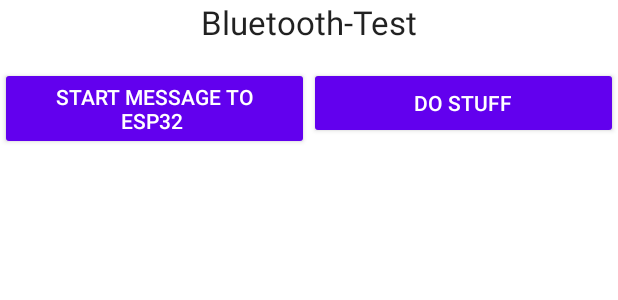
After one commit to cyrillkuettel/ecstatic-pilot, an Android app: the layout activity_simple_uiactivity.xml on its own in the app's theme, with its tools: preview values and no code run, on a phone screen of 412 x 824 dp. The commit adds this screen. Shown: the top 300 px of the screen. Run offline under Robolectric (Android 15) with nearby library versions, the phone set to English and light mode, and no system bars.

Commit message:
adding third activty, need more space

```diff
--- a/app/build.gradle
+++ b/app/build.gradle
@@ -25,6 +25,9 @@
         sourceCompatibility JavaVersion.VERSION_1_8
         targetCompatibility JavaVersion.VERSION_1_8
     }
+    buildFeatures {
+        viewBinding true
+    }
 }
 
 dependencies {
@@ -32,6 +35,8 @@
     implementation 'androidx.appcompat:appcompat:1.2.0'
     implementation 'com.google.android.material:material:1.3.0'
     implementation 'androidx.constraintlayout:constraintlayout:2.0.4'
+    implementation 'androidx.navigation:navigation-fragment:2.3.5'
+    implementation 'androidx.navigation:navigation-ui:2.3.5'
     testImplementation 'junit:junit:4.+'
     androidTestImplementation 'androidx.test.ext:junit:1.1.2'
     androidTestImplementation 'androidx.test.espresso:espresso-core:3.3.0'
--- a/app/src/main/java/li/garteroboter/pren/BluetoothActivity.java
+++ b/app/src/main/java/li/garteroboter/pren/BluetoothActivity.java
@@ -44,7 +44,6 @@
     private static final String UUID = "0fb7bb6b-3227-4776-bf9a-3356b52b0316";
     private BluetoothAdapter bluetoothAdapter;
     private BluetoothDevice selectedDevice = null;
-
     private final Map<String, BluetoothDevice> devices = new HashMap<>();
 
 
--- a/app/src/main/java/li/garteroboter/pren/MainActivity.java
+++ b/app/src/main/java/li/garteroboter/pren/MainActivity.java
@@ -145,6 +145,9 @@
             case R.id.bluetooth2:
                 intent = new Intent(this, BlueActivity.class);
                 break;
+            case R.id.simpleUI:
+                intent = new Intent(this, simpleUIActivity.class);
+                break;
             default:
                 return super.onOptionsItemSelected(item);
         }
--- a/app/src/main/java/li/garteroboter/pren/Sockets.java
+++ b/app/src/main/java/li/garteroboter/pren/Sockets.java
@@ -3,7 +3,7 @@
 public enum Sockets {
 
 
-    // These represent all the different use-Cases of Websocket
+    /* There are two different use-Cases for Websocket */
     Text, Binary;
 
 
--- a/app/src/main/java/li/garteroboter/pren/WebSocketManager.java
+++ b/app/src/main/java/li/garteroboter/pren/WebSocketManager.java
@@ -33,7 +33,7 @@
 
 
 /**
- * This Class realises the Websocket connections, and sending and rceiving Data from the Server
+ * This Class realises the Websocket connections, and sending and receiving Data from the Server
  * pren.garteroboter.li
  * There are two distinct websocket connections to the same server from the same client.
  * It is technically possible to to both text and binary in the same connection. But I assume this
@@ -41,7 +41,7 @@
  * message every time, which could decrease performance.
  *
  * I  have both textual (e.g. Logs and Commands) and binary data (Images) and don't want to bother
- * with adding your own protocol layer to distinguish since WebSockets already do this.
+ * with adding my own protocol layer to distinguish, since WebSockets already do this.
 
  */
 
--- /dev/null
+++ b/app/src/main/res/layout/activity_simple_uiactivity.xml
@@ -0,0 +1,50 @@
+<?xml version="1.0" encoding="utf-8"?>
+<LinearLayout xmlns:android="http://schemas.android.com/apk/res/android"
+    xmlns:tools="http://schemas.android.com/tools"
+    android:id="@+id/db1_root"
+    android:layout_width="match_parent"
+    android:layout_height="match_parent"
+    android:orientation="vertical">
+
+    <TextView
+        android:id="@+id/textView1"
+        android:layout_width="fill_parent"
+        android:layout_height="wrap_content"
+        android:layout_marginBottom="15dp"
+        android:layout_weight="0"
+        android:gravity="center"
+        android:text="Bluetooth-Test"
+        android:textAppearance="?android:attr/textAppearanceLarge" />
+
+
+    <RelativeLayout xmlns:android="http://schemas.android.com/apk/res/android"
+        android:layout_width="fill_parent"
+        android:layout_height="wrap_content"
+        >
+
+        <Button
+            android:id="@+id/btnStartStop"
+            style="?android:attr/buttonStyleSmall"
+            android:layout_alignParentRight="true"
+            android:layout_width="wrap_content"
+            android:layout_height="wrap_content"
+            android:layout_toRightOf="@+id/btnStartMessageToESP"
+            android:text="do Stuff" />
+
+
+        <View
+            android:id="@+id/view"
+            android:layout_width="0dp"
+            android:layout_height="1dp"
+            android:layout_centerHorizontal="true" />
+        <Button
+            android:id="@+id/btnStartMessageToESP"
+            style="?android:attr/buttonStyleSmall"
+            android:layout_width="wrap_content"
+            android:layout_height="wrap_content"
+            android:layout_alignParentLeft="true"
+            android:layout_toLeftOf="@+id/view"
+            android:text="Start Message TO ESP32 "
+            android:onClick="onStartMessageESP32" />
+    </RelativeLayout>
+</LinearLayout>
--- a/app/src/main/res/menu/mainpagemenu.xml
+++ b/app/src/main/res/menu/mainpagemenu.xml
@@ -14,6 +14,9 @@
             <!--<item android:id="@+id/bluetooth"
             android:title="Bluetooth" />
              -->
+            <item
+                android:id="@+id/simpleUI"
+                android:title="Test" />
 
              <item
                  android:id="@+id/websocket"
--- /dev/null
+++ b/app/src/main/res/values-land/dimens.xml
@@ -0,0 +1,3 @@
+<resources>
+        <dimen name="fab_margin">48dp</dimen>
+    </resources>
--- /dev/null
+++ b/app/src/main/res/values-w1240dp/dimens.xml
@@ -0,0 +1,3 @@
+<resources>
+        <dimen name="fab_margin">200dp</dimen>
+    </resources>
--- /dev/null
+++ b/app/src/main/res/values-w600dp/dimens.xml
@@ -0,0 +1,3 @@
+<resources>
+        <dimen name="fab_margin">48dp</dimen>
+    </resources>
--- /dev/null
+++ b/app/src/main/res/values/dimens.xml
@@ -0,0 +1,3 @@
+<resources>
+        <dimen name="fab_margin">16dp</dimen>
+    </resources>
--- a/app/src/main/res/values/themes.xml
+++ b/app/src/main/res/values/themes.xml
@@ -13,4 +13,10 @@
         <item name="android:statusBarColor" tools:targetApi="l">?attr/colorPrimaryVariant</item>
         <!-- Customize your theme here. -->
     </style>
+    <style name="Theme.PIlot.NoActionBar">
+        <item name="windowActionBar">false</item>
+        <item name="windowNoTitle">true</item>
+    </style>
+    <style name="Theme.PIlot.AppBarOverlay" parent="ThemeOverlay.AppCompat.Dark.ActionBar" />
+    <style name="Theme.PIlot.PopupOverlay" parent="ThemeOverlay.AppCompat.Light" />
 </resources>
```
Also changed, not shown: app/src/main/AndroidManifest.xml (+17 -13 lines), app/src/main/java/li/garteroboter/pren/simpleUIActivity.java (added, +26 -0 lines), app/src/main/res/navigation/nav_graph.xml (added, +28 -0 lines), app/src/main/res/values/strings.xml (+9 -0 lines).
